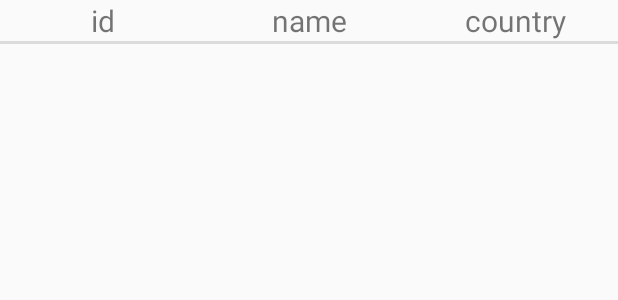
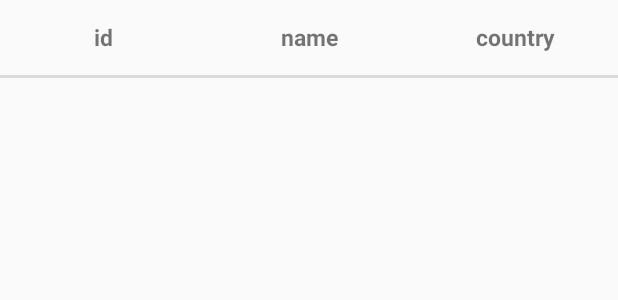
Before and after one commit to ChoiJiEuni/Evergreen-sound-hanium-2018, an Android app: the layout activity_show_db.xml on its own in the app's theme, with its tools: preview values and no code run, on a phone screen of 412 x 824 dp. Shown: the top 300 px of the screen. Run offline under Robolectric (Android 15) with nearby library versions, the phone set to English and light mode, and no system bars.

Commit message:
데이터삽입,삭제,조회3

```diff
--- a/app/src/main/java/com/microsoft/projectoxford/face/samples/db/ShowDBActivity.java
+++ b/app/src/main/java/com/microsoft/projectoxford/face/samples/db/ShowDBActivity.java
@@ -24,6 +24,8 @@ public class ShowDBActivity extends AppCompatActivity {
     String myJSON;
 
     private static final String TAG_RESULTS="result";
+
+    // 가져올 값들
     private static final String TAG_ID = "id";
     private static final String TAG_NAME = "name";
     private static final String TAG_ADD ="country";
--- a/app/src/main/res/layout/activity_show_db.xml
+++ b/app/src/main/res/layout/activity_show_db.xml
@@ -9,24 +9,27 @@
         android:orientation="horizontal">
         <TextView
             android:layout_width="0dp"
-            android:layout_height="wrap_content"
-            android:textSize="20sp"
+            android:layout_height="50dp"
+            android:textSize="15sp"
             android:gravity="center"
             android:layout_weight="1"
+            android:textStyle="bold"
             android:text="id"/>
         <TextView
             android:layout_width="0dp"
-            android:layout_height="wrap_content"
-            android:textSize="20sp"
+            android:layout_height="50dp"
+            android:textSize="15sp"
             android:layout_weight="1"
             android:gravity="center"
+            android:textStyle="bold"
             android:text="name"/>
         <TextView
             android:layout_width="0dp"
-            android:layout_height="wrap_content"
-            android:textSize="20sp"
+            android:layout_height="50dp"
+            android:textSize="15sp"
             android:gravity="center"
             android:layout_weight="1"
+            android:textStyle="bold"
             android:text="country"/>
     </LinearLayout>
     <View
```
Also changed, not shown: app/src/main/java/com/microsoft/projectoxford/face/samples/db/DBphpActivity.java (+15 -35 lines), app/src/main/res/layout/list_item.xml (+2 -5 lines).
